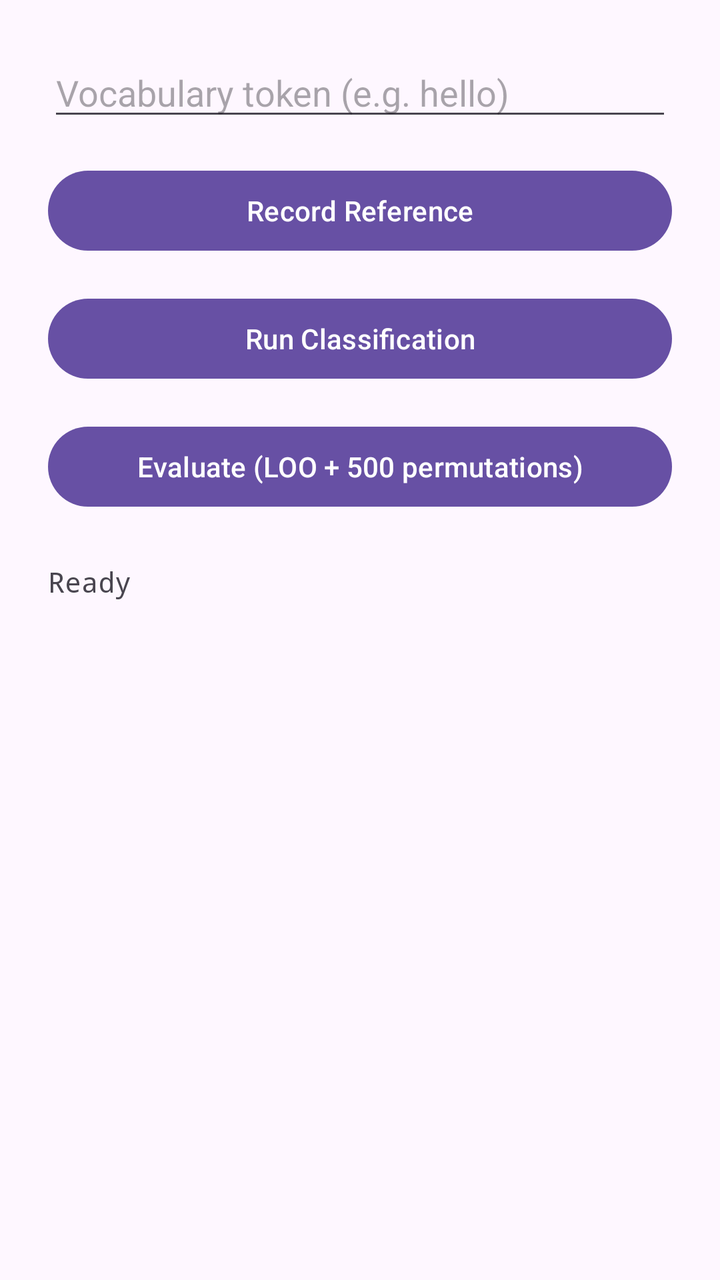
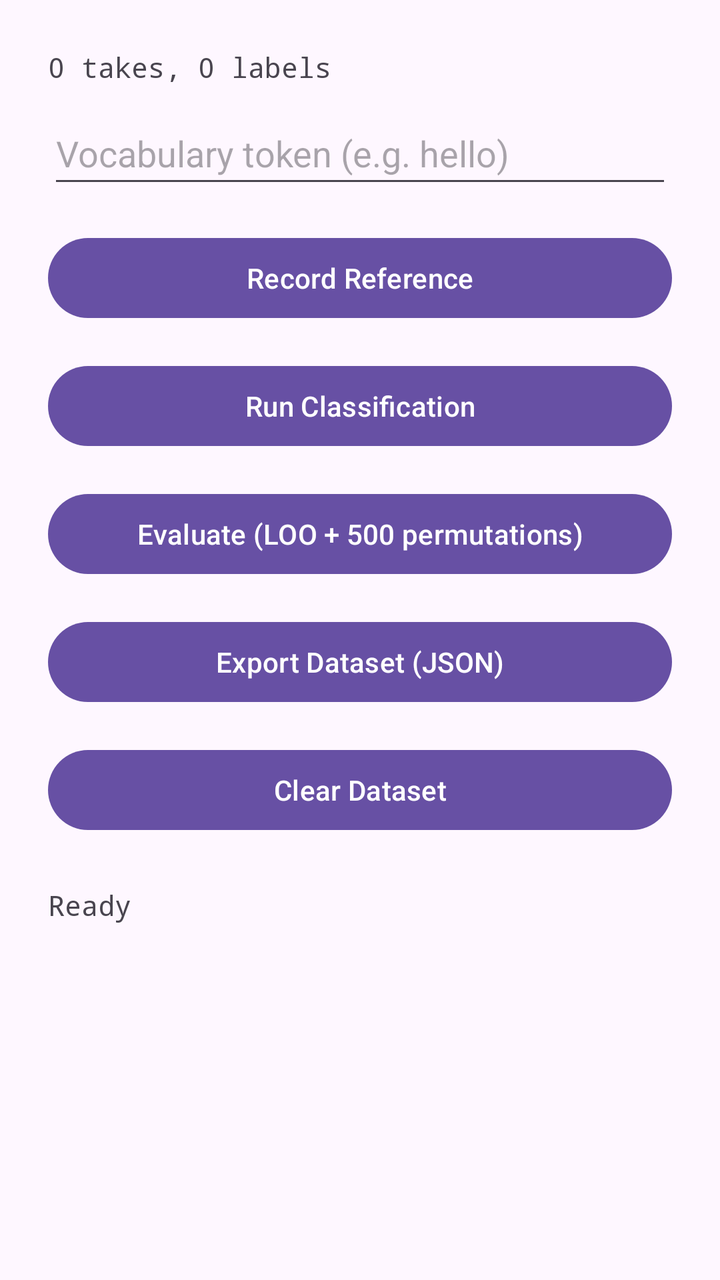

Two renders of the same Android screen: before a commit and after it. Below are the layout's source before the change and the commit's diff.
<!-- AndroidManifest.xml: application theme Theme.SubvoxAndroid -->
<!-- res/layout/activity_main.xml -->
<?xml version="1.0" encoding="utf-8"?>
<ScrollView xmlns:android="http://schemas.android.com/apk/res/android"
    android:layout_width="match_parent" android:layout_height="match_parent">
    <LinearLayout
        android:layout_width="match_parent" android:layout_height="wrap_content"
        android:orientation="vertical" android:padding="24dp" android:gravity="center_horizontal">
        <EditText android:id="@+id/inputLabel" android:layout_width="match_parent"
            android:layout_height="wrap_content" android:hint="Vocabulary token (e.g. hello)" />
        <Button android:id="@+id/recordButton" android:layout_width="match_parent"
            android:layout_height="wrap_content" android:layout_marginTop="16dp"
            android:text="Record Reference" />
        <Button android:id="@+id/classifyButton" android:layout_width="match_parent"
            android:layout_height="wrap_content" android:layout_marginTop="16dp"
            android:text="Run Classification" />
        <Button android:id="@+id/evaluateButton" android:layout_width="match_parent"
            android:layout_height="wrap_content" android:layout_marginTop="16dp"
            android:text="Evaluate (LOO + 500 permutations)" />
        <TextView android:id="@+id/statusText" android:layout_width="match_parent"
            android:layout_height="wrap_content" android:layout_marginTop="24dp"
            android:text="Ready" android:textSize="14sp" android:fontFamily="monospace" />
    </LinearLayout>
</ScrollView>
<!-- resources referenced by this layout -->
<resources>
  <style name="Theme.SubvoxAndroid" parent="Theme.Material3.DayNight.NoActionBar" />
</resources>

<!-- the commit's change to res/layout/activity_main.xml (unified diff, before → after) -->
@@ -4,17 +4,36 @@
     <LinearLayout
         android:layout_width="match_parent" android:layout_height="wrap_content"
         android:orientation="vertical" android:padding="24dp" android:gravity="center_horizontal">
+
+        <TextView android:id="@+id/takeCountText"
+            android:layout_width="match_parent" android:layout_height="wrap_content"
+            android:text="0 takes, 0 labels" android:textSize="14sp"
+            android:paddingBottom="8dp" android:fontFamily="monospace" />
+
         <EditText android:id="@+id/inputLabel" android:layout_width="match_parent"
-            android:layout_height="wrap_content" android:hint="Vocabulary token (e.g. hello)" />
+            android:layout_height="wrap_content" android:hint="Vocabulary token (e.g. hello)"
+            android:minHeight="48dp" android:inputType="text" />
+
         <Button android:id="@+id/recordButton" android:layout_width="match_parent"
             android:layout_height="wrap_content" android:layout_marginTop="16dp"
-            android:text="Record Reference" />
+            android:minHeight="48dp" android:text="Record Reference" />
+
         <Button android:id="@+id/classifyButton" android:layout_width="match_parent"
             android:layout_height="wrap_content" android:layout_marginTop="16dp"
-            android:text="Run Classification" />
+            android:minHeight="48dp" android:text="Run Classification" />
+
         <Button android:id="@+id/evaluateButton" android:layout_width="match_parent"
             android:layout_height="wrap_content" android:layout_marginTop="16dp"
-            android:text="Evaluate (LOO + 500 permutations)" />
+            android:minHeight="48dp" android:text="Evaluate (LOO + 500 permutations)" />
+
+        <Button android:id="@+id/exportButton" android:layout_width="match_parent"
+            android:layout_height="wrap_content" android:layout_marginTop="16dp"
+            android:minHeight="48dp" android:text="Export Dataset (JSON)" />
+
+        <Button android:id="@+id/clearButton" android:layout_width="match_parent"
+            android:layout_height="wrap_content" android:layout_marginTop="16dp"
+            android:minHeight="48dp" android:text="Clear Dataset" />
+
         <TextView android:id="@+id/statusText" android:layout_width="match_parent"
             android:layout_height="wrap_content" android:layout_marginTop="24dp"
             android:text="Ready" android:textSize="14sp" android:fontFamily="monospace" />
